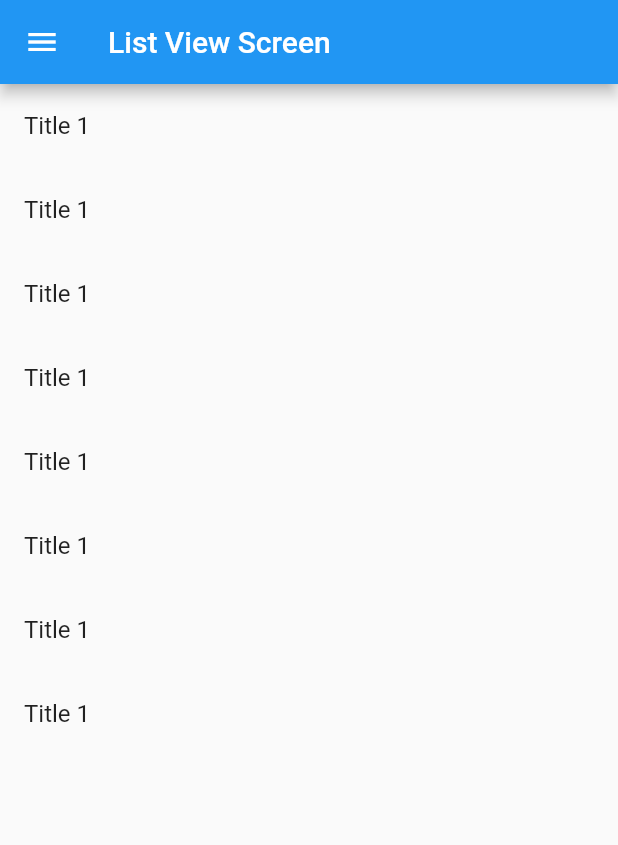
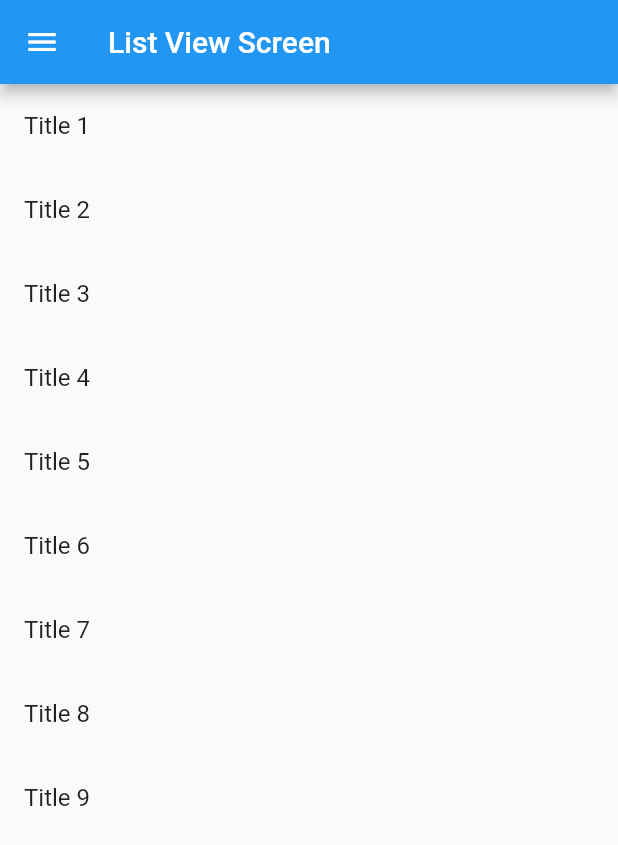
Before and after one commit to Mickuppom/flutter_application_1, a Flutter app: the ListViewScreen screen opened directly, on a phone screen of 412 x 824 dp. Shown: the top 845 px of the screen. Run offline on Flutter 3.47's test engine with Material 2 defaults, Android fonts, the phone set to English and light mode, and no system bars.

Commit message:
Update list_view_screen.dart

```diff
--- a/lib/screen/list_view_screen.dart
+++ b/lib/screen/list_view_screen.dart
@@ -24,25 +24,28 @@ class _ListViewScreenState extends State<ListViewScreen> {
                 title: Text("Title 1"),
               ),
               ListTile(
-                title: Text("Title 1"),
+                title: Text("Title 2"),
               ),
               ListTile(
-                title: Text("Title 1"),
+                title: Text("Title 3"),
               ),
               ListTile(
-                title: Text("Title 1"),
+                title: Text("Title 4"),
               ),
               ListTile(
-                title: Text("Title 1"),
+                title: Text("Title 5"),
               ),
               ListTile(
-                title: Text("Title 1"),
+                title: Text("Title 6"),
               ),
               ListTile(
-                title: Text("Title 1"),
+                title: Text("Title 7"),
               ),
               ListTile(
-                title: Text("Title 1"),
+                title: Text("Title 8"),
+              ),
+              ListTile(
+                title: Text("Title 9"),
               ),
             ],
           )),
```
